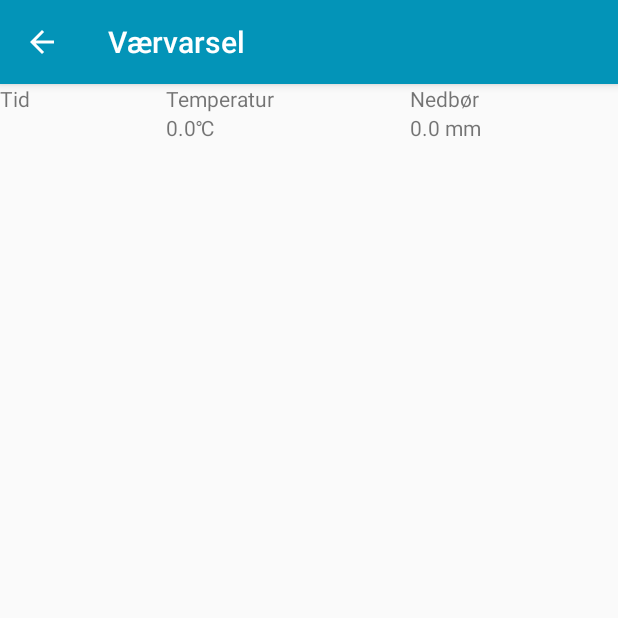
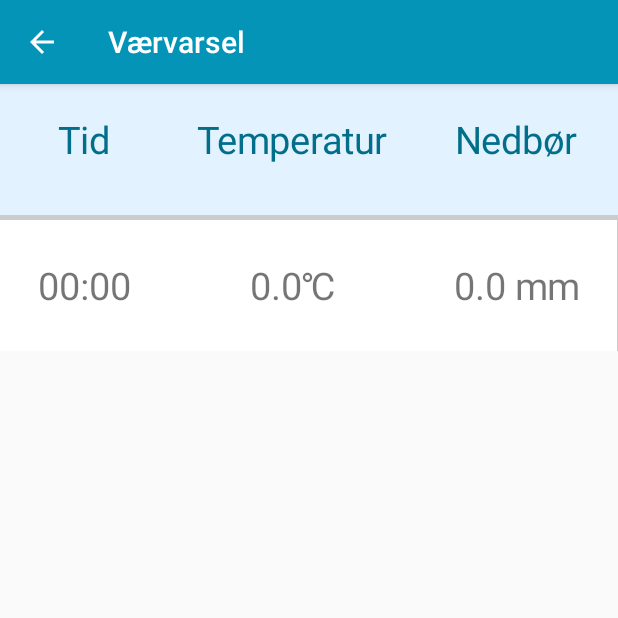
Before and after one commit to Halldal94/spiren, an Android app: the ForecastActivity screen opened directly, with no data from a screen before it, on a phone screen of 412 x 824 dp, the top half of it. Run offline under Robolectric (Android 15) with nearby library versions, the light colour scheme and no system bars; 9 statements that could not run were skipped.

Commit message:
Symbol data downloaded and ready to use

```diff
--- a/app/src/main/java/com/gardeners/spiren/weather/ForecastActivity.java
+++ b/app/src/main/java/com/gardeners/spiren/weather/ForecastActivity.java
@@ -1,16 +1,18 @@
 package com.gardeners.spiren.weather;
 
 import android.content.Intent;
+import android.graphics.Color;
+import android.media.Image;
 import android.os.Bundle;
 import android.support.v7.app.AppCompatActivity;
 import android.util.Log;
 import android.view.MenuItem;
+import android.view.View;
+import android.widget.ImageView;
 import android.widget.TableLayout;
 import android.widget.TableRow;
 import android.widget.TextView;
-
 import com.gardeners.spiren.R;
-
 import java.text.ParseException;
 import java.text.SimpleDateFormat;
 import java.util.ArrayList;
@@ -41,45 +43,108 @@ public class ForecastActivity extends AppCompatActivity {
             double temperature = Double.valueOf(strings[2]);
             double humidity = Double.valueOf(strings[3]);
             double precipitation = Double.valueOf(strings[4]);
-            hours.add(new Hour(from, to, temperature, humidity, precipitation));
+            String symbol = strings[5];
+            hours.add(new Hour(from, to, temperature, humidity, precipitation, symbol));
         }
 
-        Log.i("i", "i");
-
-
-        TableLayout tableForecast = (TableLayout)findViewById(R.id.tableForecast);
+        TableLayout tableForecast = findViewById(R.id.tableForecast);
         tableForecast.setStretchAllColumns(true);
         tableForecast.bringToFront();
 
+        int headerTextSize = 25;
+
         TableRow trHeader = new TableRow(this);
+        trHeader.setPadding(0,30,0,50);
+        trHeader.setBackgroundColor(Color.rgb(227, 242, 255));
+
         TextView tvTime = new TextView(this);
         tvTime.setText(R.string.forecast_time);
+        tvTime.setTextSize(headerTextSize);
+        tvTime.setTextAlignment(View.TEXT_ALIGNMENT_CENTER);
+        tvTime.setTextColor(getResources().getColor(R.color.colorPrimaryDark));
+
         TextView tvTemp = new TextView(this);
         tvTemp.setText(R.string.forecast_temperature);
+        tvTemp.setTextSize(headerTextSize);
+        tvTemp.setTextAlignment(View.TEXT_ALIGNMENT_CENTER);
+        tvTemp.setTextColor(getResources().getColor(R.color.colorPrimaryDark));
+
         TextView tvPrecipitation = new TextView(this);
         tvPrecipitation.setText(R.string.forecast_precipitation);
+        tvPrecipitation.setTextSize(headerTextSize);
+        tvPrecipitation.setTextAlignment(View.TEXT_ALIGNMENT_CENTER);
+        tvPrecipitation.setTextColor(getResources().getColor(R.color.colorPrimaryDark));
+
         trHeader.addView(tvTime);
         trHeader.addView(tvTemp);
         trHeader.addView(tvPrecipitation);
         tableForecast.addView(trHeader);
 
+
+        int rowTextSize = 25;
         for(int i = 0; i < hours.size(); i++){
             TableRow tr =  new TableRow(this);
+            tr.setPadding(10, 40, 10, 40);
+
+            int color = i % 2 == 0 ? Color.WHITE : Color.rgb(245, 245, 245);
+
+            /*TextView symbol = new TextView(this);
+            symbol.setText(String.valueOf(getSymbol(hours.get(i).getSymbol())));
+            symbol.setTextAlignment(View.TEXT_ALIGNMENT_CENTER);
+            symbol.setBackgroundColor(color);
+            symbol.setPadding(10, 40, 10, 40);
+            */
+
+            // Time
             TextView c1 = new TextView(this);
-            c1.setText(String.valueOf(hours.get(i).getTo().getHours()));
+            int time = hours.get(i).getTo().getHours();
+            String t = time > 9 ? time + ":00" : "0" + time + ":00";
+            c1.setText(t);
+            c1.setTextAlignment(View.TEXT_ALIGNMENT_CENTER);
+            c1.setTextSize(rowTextSize);
+            c1.setBackgroundColor(color);
+            c1.setPadding(10, 40, 10, 40);
+
+            // Temperature
             TextView c2 = new TextView(this);
             String temperature = String.valueOf(hours.get(i).getTemperature() + "\u2103");
             c2.setText(temperature);
+            c2.setTextAlignment(View.TEXT_ALIGNMENT_CENTER);
+            c2.setTextSize(rowTextSize);
+            c2.setBackgroundColor(color);
+            c2.setPadding(10, 40, 10, 40);
+
+            // Precipitation
             TextView c3 = new TextView(this);
             String precipitation = String.valueOf(hours.get(i).getPrecipitation()) + " mm";
             c3.setText(precipitation);
+            c3.setTextAlignment(View.TEXT_ALIGNMENT_CENTER);
+            c3.setTextSize(rowTextSize);
+            c3.setBackgroundColor(color);
+            c3.setPadding(10, 40, 10, 40);
+
+            //tr.addView(symbol);
             tr.addView(c1);
             tr.addView(c2);
             tr.addView(c3);
             tableForecast.addView(tr);
+
+            TableRow trBlank = new TableRow(this);
+            tr.setBackgroundColor(Color.LTGRAY);
+            tr.setPadding(0,5,0,0);
+            tableForecast.addView(trBlank);
         }
+    }
 
 
+    public int getSymbol(String symbol) {
+        switch (symbol) {
+            case "Cloud": return 1;
+            case "LightRain": return 2;
+            case "Drizzle": return 3;
+            case "Rain": return 4;
+            default: return 5;
+        }
     }
 
     public boolean onOptionsItemSelected(MenuItem item){
--- a/app/src/main/java/com/gardeners/spiren/weather/Hour.java
+++ b/app/src/main/java/com/gardeners/spiren/weather/Hour.java
@@ -10,13 +10,15 @@ public class Hour implements Serializable {
     private double temperature;
     private double humidity;
     private double precipitation;
+    private String symbol;
 
-    public Hour(Date from, Date to, double temperature, double humidity, double precipitation) {
+    public Hour(Date from, Date to, double temperature, double humidity, double precipitation, String symbol) {
         this.from = from;
         this.to = to;
         this.temperature = temperature;
         this.humidity = humidity;
         this.precipitation = precipitation;
+        this.symbol = symbol;
     }
 
     public Date getFrom() {
@@ -41,7 +43,15 @@ public class Hour implements Serializable {
 
     public String toString() {
         return this.from + "," + this.to + "," + this.temperature + "," +
-                this.humidity + "," + this.precipitation;
+                this.humidity + "," + this.precipitation + "," + this.symbol;
+    }
+
+    public String getSymbol() {
+        return symbol;
+    }
+
+    public void setSymbol(String symbol) {
+        this.symbol = symbol;
     }
 
 }
--- a/app/src/main/res/layout/activity_forecast.xml
+++ b/app/src/main/res/layout/activity_forecast.xml
@@ -11,7 +11,6 @@
             android:id="@+id/tableForecast"
             android:layout_width="match_parent"
             android:layout_height="match_parent"
-            android:padding="0dp"
             android:stretchColumns="*">
 
 
--- a/app/src/main/res/values/dimens.xml
+++ b/app/src/main/res/values/dimens.xml
@@ -2,4 +2,5 @@
     <!-- Default screen margins, per the Android Design guidelines. -->
     <dimen name="activity_horizontal_margin">16dp</dimen>
     <dimen name="activity_vertical_margin">16dp</dimen>
+    <dimen name="forecast_header_text_size">20</dimen>
 </resources>
```
Also changed, not shown: app/src/main/java/com/gardeners/spiren/weather/TimeSlot.java (+11 -1 lines), app/src/main/java/com/gardeners/spiren/weather/WeatherData.java (+62 -30 lines).
